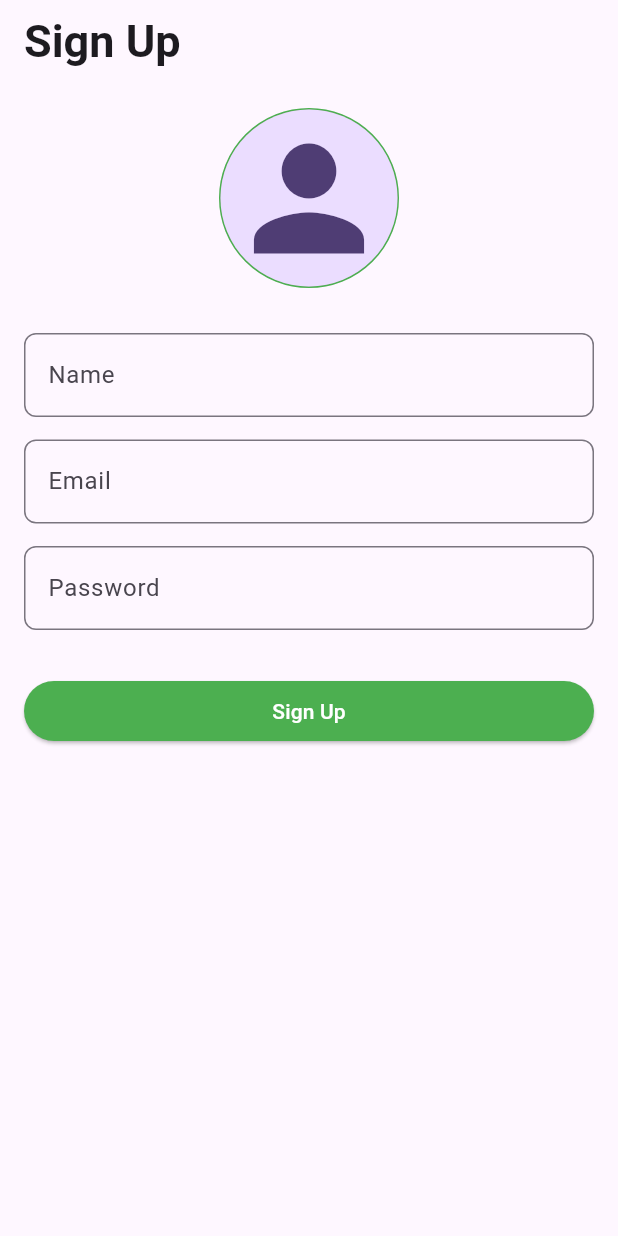
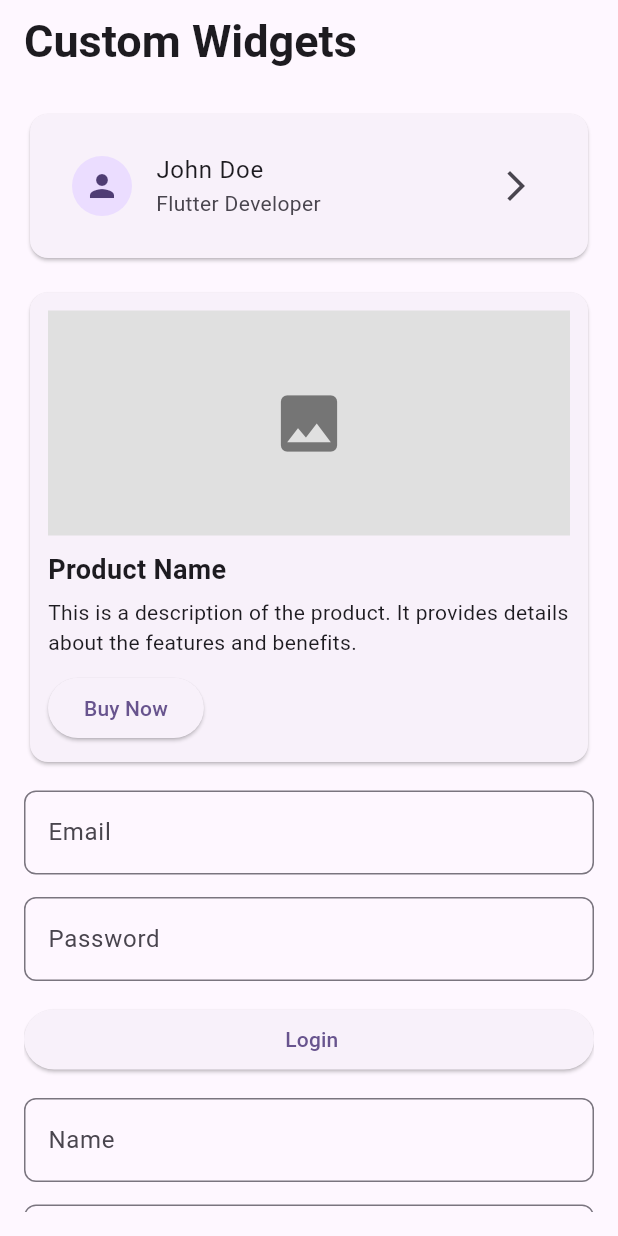
Before and after one commit to haile-12-21-23/zero_to_hero_mobile_dev, a Flutter app: the screen it shows after launch, on a phone screen of 412 x 824 dp. Run offline on Flutter 3.47's test engine with Material 3 defaults, Android fonts, the phone set to English and light mode, and no system bars.

Commit message:
Day 18 : Custom widgets.

```diff
--- /dev/null
+++ b/lib/flutter_phase/day_18_custom_widgets/custom_button.dart
@@ -0,0 +1,24 @@
+import 'package:flutter/material.dart';
+
+class CustomButton extends StatelessWidget {
+  final String buttonTitle;
+  const CustomButton({super.key, required this.buttonTitle});
+
+  @override
+  Widget build(BuildContext context) {
+    return SizedBox(
+      width: double.infinity,
+      child: ElevatedButton(
+        onPressed: () {
+          ScaffoldMessenger.of(context).showSnackBar(
+            SnackBar(
+              behavior: SnackBarBehavior.floating,
+              content: Text("$buttonTitle Clicked!"),
+            ),
+          );
+        },
+        child: Text(buttonTitle),
+      ),
+    );
+  }
+}
--- /dev/null
+++ b/lib/flutter_phase/day_18_custom_widgets/custom_product_card.dart
@@ -0,0 +1,37 @@
+import 'package:flutter/material.dart';
+
+class CustomProductCard extends StatelessWidget {
+  const CustomProductCard({super.key});
+
+  @override
+  Widget build(BuildContext context) {
+    return Card(
+      borderOnForeground: true,
+      child: Padding(
+        padding: EdgeInsets.all(12),
+        child: Column(
+          crossAxisAlignment: CrossAxisAlignment.start,
+          children: [
+            Container(
+              height: 150,
+              width: double.infinity,
+              color: Colors.grey[300],
+              child: Icon(Icons.image, size: 50, color: Colors.grey[600]),
+            ),
+            SizedBox(height: 10),
+            Text(
+              "Product Name",
+              style: TextStyle(fontSize: 18, fontWeight: FontWeight.bold),
+            ),
+            SizedBox(height: 5),
+            Text(
+              "This is a description of the product. It provides details about the features and benefits.",
+            ),
+            SizedBox(height: 10),
+            ElevatedButton(onPressed: () {}, child: Text("Buy Now")),
+          ],
+        ),
+      ),
+    );
+  }
+}
--- /dev/null
+++ b/lib/flutter_phase/day_18_custom_widgets/custom_text_form_field.dart
@@ -0,0 +1,28 @@
+import 'package:flutter/material.dart';
+
+class CustomTextFormField extends StatelessWidget {
+  final String labelText;
+  final VoidCallback onPressed;
+  final TextEditingController controller;
+  final bool obscureText;
+  const CustomTextFormField({
+    super.key,
+    required this.labelText,
+    required this.onPressed,
+    required this.controller,
+    this.obscureText = false,
+  });
+
+  @override
+  Widget build(BuildContext context) {
+    return TextFormField(
+      controller: controller,
+      obscureText: obscureText,
+      decoration: InputDecoration(
+        labelText: labelText,
+        border: OutlineInputBorder(borderRadius: BorderRadius.circular(8)),
+      ),
+      onTap: onPressed,
+    );
+  }
+}
--- /dev/null
+++ b/lib/flutter_phase/day_18_custom_widgets/custom_user_card.dart
@@ -0,0 +1,21 @@
+import 'package:flutter/material.dart';
+
+class CustomUserCard extends StatelessWidget {
+  const CustomUserCard({super.key});
+
+  @override
+  Widget build(BuildContext context) {
+    return Card(
+      borderOnForeground: true,
+      child: Padding(
+        padding: EdgeInsets.all(12),
+        child: ListTile(
+          leading: CircleAvatar(child: Icon(Icons.person)),
+          title: Text("John Doe"),
+          subtitle: Text("Flutter Developer"),
+          trailing: Icon(Icons.arrow_forward_ios),
+        ),
+      ),
+    );
+  }
+}
--- /dev/null
+++ b/lib/flutter_phase/day_18_custom_widgets/custom_widgets_screen.dart
@@ -0,0 +1,71 @@
+import 'package:flutter/material.dart';
+import 'package:zero_to_hero_mobile_dev/flutter_phase/day_18_custom_widgets/custom_button.dart';
+import 'package:zero_to_hero_mobile_dev/flutter_phase/day_18_custom_widgets/custom_product_card.dart';
+import 'package:zero_to_hero_mobile_dev/flutter_phase/day_18_custom_widgets/custom_text_form_field.dart';
+import 'package:zero_to_hero_mobile_dev/flutter_phase/day_18_custom_widgets/custom_user_card.dart';
+
+class CustomWidgetsScreen extends StatelessWidget {
+  const CustomWidgetsScreen({super.key});
+
+  @override
+  Widget build(BuildContext context) {
+    return Scaffold(
+      appBar: AppBar(
+        title: const Text(
+          "Custom Widgets",
+          style: TextStyle(fontSize: 30, fontWeight: FontWeight.bold),
+        ),
+      ),
+      body: Padding(
+        padding: EdgeInsets.all(16),
+        child: SingleChildScrollView(
+          child: Column(
+            children: [
+              CustomUserCard(),
+              SizedBox(height: 15),
+              CustomProductCard(),
+              SizedBox(height: 15),
+              CustomTextFormField(
+                labelText: "Email",
+                onPressed: () {},
+                controller: TextEditingController(),
+              ),
+              SizedBox(height: 15),
+              CustomTextFormField(
+                labelText: "Password",
+                onPressed: () {},
+                controller: TextEditingController(),
+                obscureText: true,
+              ),
+              SizedBox(height: 15),
+              CustomButton(buttonTitle: " Login"),
+              SizedBox(height: 15),
+              CustomTextFormField(
+                labelText: "Name",
+                onPressed: () {},
+                controller: TextEditingController(),
+              ),
+              SizedBox(height: 15),
+
+              CustomTextFormField(
+                labelText: "Email",
+                onPressed: () {},
+                controller: TextEditingController(),
+              ),
+              SizedBox(height: 15),
+              CustomTextFormField(
+                labelText: "Password",
+                onPressed: () {},
+                controller: TextEditingController(),
+                obscureText: true,
+              ),
+              SizedBox(height: 15),
+
+              CustomButton(buttonTitle: " Sign Up"),
+            ],
+          ),
+        ),
+      ),
+    );
+  }
+}
--- a/lib/main.dart
+++ b/lib/main.dart
@@ -5,7 +5,8 @@ import 'package:flutter/material.dart';
 // import 'package:zero_to_hero_mobile_dev/flutter_phase/day_14_containers_and_styling.dart';
 // import 'package:zero_to_hero_mobile_dev/flutter_phase/day_15_row_column_stack.dart';
 // import 'package:zero_to_hero_mobile_dev/flutter_phase/day_16_navigation/home_scree.dart';
-import 'package:zero_to_hero_mobile_dev/flutter_phase/day_17_form_and_user_input/sign_up_screen.dart';
+// import 'package:zero_to_hero_mobile_dev/flutter_phase/day_17_form_and_user_input/sign_up_screen.dart';
+import 'package:zero_to_hero_mobile_dev/flutter_phase/day_18_custom_widgets/custom_widgets_screen.dart';
 
 void main() {
   runApp(const MyApp());
@@ -23,7 +24,7 @@ class MyApp extends StatelessWidget {
 
         colorScheme: .fromSeed(seedColor: Colors.deepPurple),
       ),
-      home: const SignUpScreen(),
+      home: const CustomWidgetsScreen(),
     );
   }
 }
```
Also changed, not shown: 1 other file.
